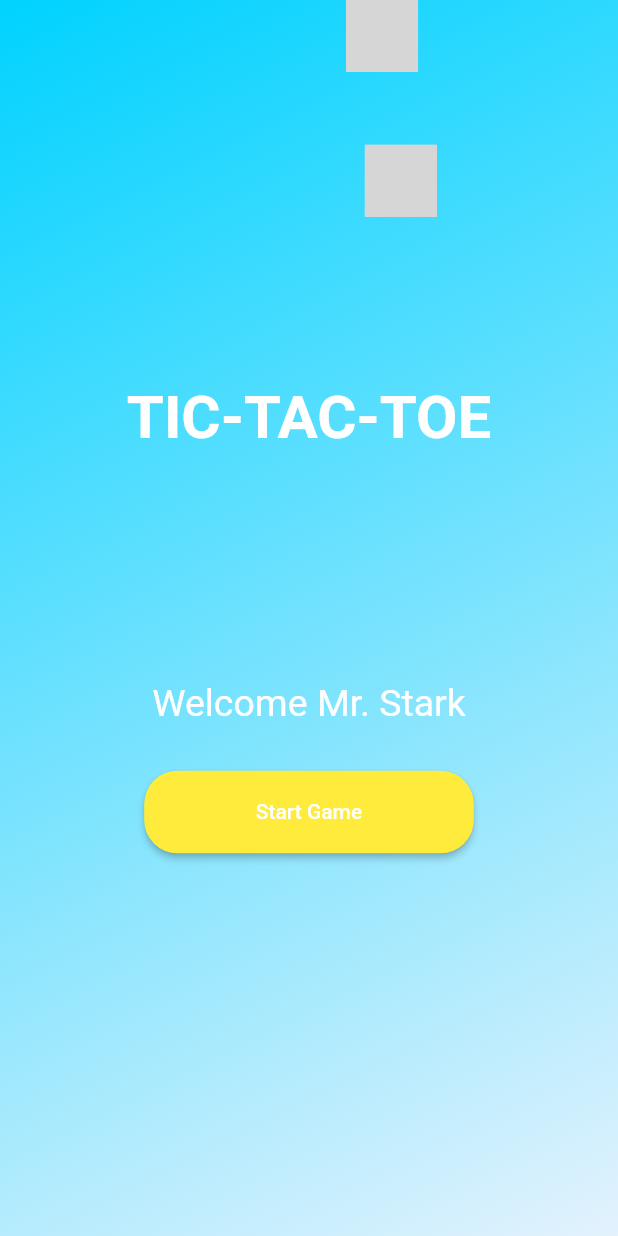
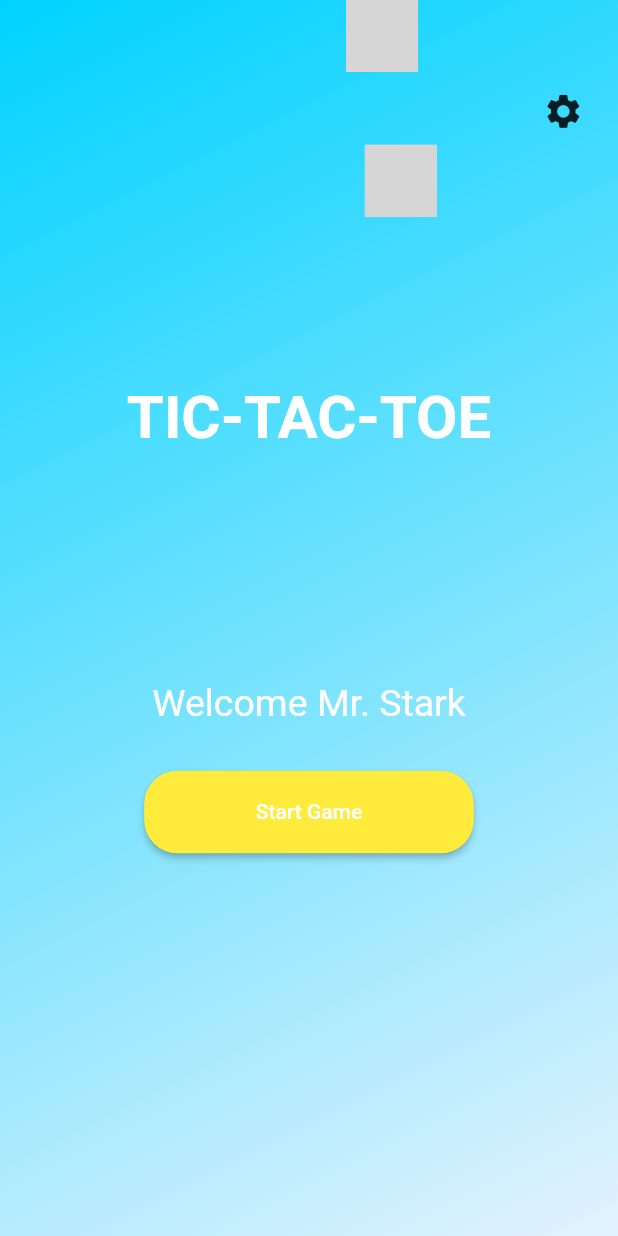
Before and after one commit to yagizdo/tictactoe_game, a Flutter app: the screen it shows after launch, on a phone screen of 412 x 824 dp. Run offline on Flutter 3.47's test engine with Material 2 defaults, Android fonts, the phone set to English and light mode, and no system bars; our stand-ins replace adaptive_theme, flutter_screenutil, flutter_svg, page_transition, simple_shadow; grey boxes are pictures that could not be loaded.

Commit message:
added settings icon button

```diff
--- a/lib/view/start_view.dart
+++ b/lib/view/start_view.dart
@@ -25,15 +25,33 @@ class StartView extends StatelessWidget {
           child: Align(
             child: Stack(
               children: [
+                // Settings Button
+                Positioned(
+                  left: 320.w,
+                  top: 50.h,
+                  child: IconButton(
+                    icon: Icon(
+                      Icons.settings,
+                      size: 25.w,
+                    ),
+                    onPressed: () {},
+                  ),
+                ),
+
+                // X Vector
                 Positioned(
                   right: 110.w,
                   top: 95.h,
                   child: SvgPicture.asset(AppAsset.xVector),
                 ),
+
+                // O Vector
                 Positioned(
                   left: 210.w,
                   child: SvgPicture.asset(AppAsset.oVector),
                 ),
+
+                // Game title and button section
                 Align(
                   child: Column(
                     mainAxisAlignment: MainAxisAlignment.center,
```
